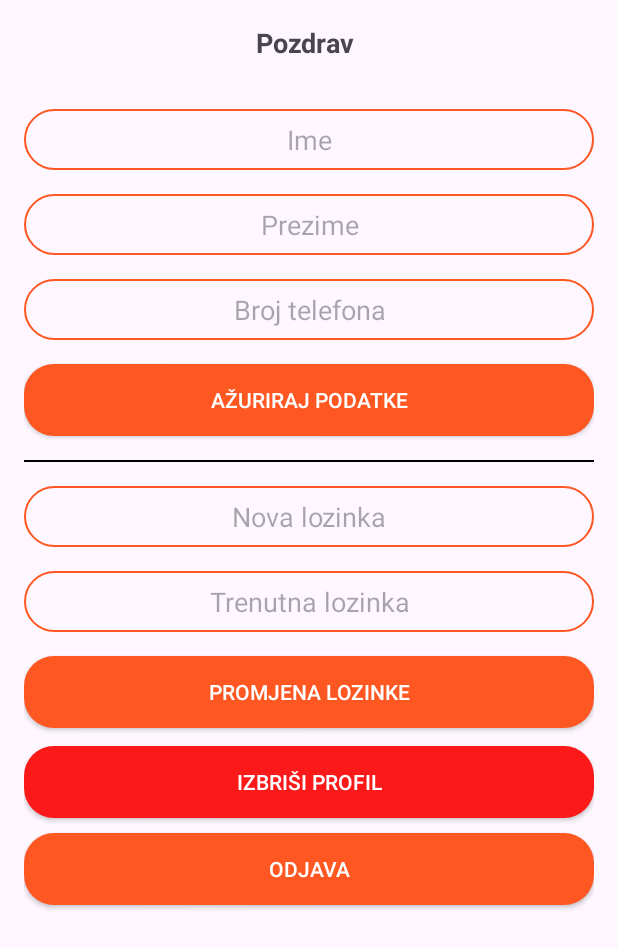
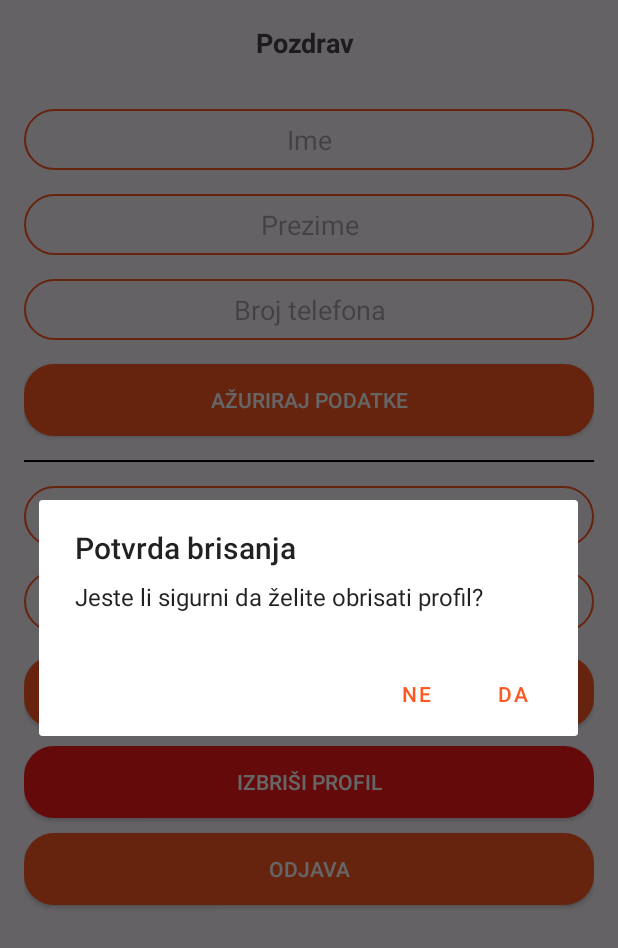
Before and after one commit to simunjelic/NRAMU_project, an Android app: the fragment ProfileFragment shown on its own in the app's theme, after a tap on "IZBRIŠI PROFIL", on a phone screen of 412 x 824 dp. Shown: the top 948 px of the screen. Run offline under Robolectric (Android 15) with nearby library versions, the phone set to English and light mode, and no system bars; our stand-ins replace Firebase (no records; nobody signed in at launch, a user with empty details on screens opened directly).

Commit message:
Add warning button before post deletion

```diff
--- a/app/src/main/java/ba/sum/fsre/nramu_project/fragment/ProfileFragment.java
+++ b/app/src/main/java/ba/sum/fsre/nramu_project/fragment/ProfileFragment.java
@@ -1,5 +1,7 @@
 package ba.sum.fsre.nramu_project.fragment;
 
+import android.app.AlertDialog;
+import android.content.DialogInterface;
 import android.content.Intent;
 import android.os.Bundle;
 
@@ -104,7 +106,24 @@ public class ProfileFragment extends Fragment {
         deleteUser.setOnClickListener(new View.OnClickListener() {
             @Override
             public void onClick(View v) {
-                deleteCurenUser();
+                AlertDialog.Builder builder = new AlertDialog.Builder(deleteUser.getContext());
+                builder.setTitle("Potvrda brisanja");
+                builder.setMessage("Jeste li sigurni da želite obrisati profil?");
+
+                builder.setPositiveButton("Da", new DialogInterface.OnClickListener() {
+                    public void onClick(DialogInterface dialog, int id) {
+                        deleteCurenUser();
+                        Toast.makeText(deleteUser.getContext(), "Profil uspješno obrisan!", Toast.LENGTH_SHORT).show();
+                    }
+                });
+                builder.setNegativeButton("Ne", new DialogInterface.OnClickListener() {
+                    public void onClick(DialogInterface dialog, int id) {
+                        dialog.dismiss();
+                    }
+                });
+
+                AlertDialog dialog = builder.create();
+                dialog.show();
             }
         });
 
@@ -144,12 +163,10 @@ public class ProfileFragment extends Fragment {
             @Override
             public void onComplete(@NonNull Task<Void> task) {
                 if(task.isSuccessful()){
-                    Toast.makeText(getContext(), "Izbrisan profil", Toast.LENGTH_SHORT).show();
                     FirebaseAuth.getInstance().signOut();
                     startActivity(new Intent(getActivity(), LoginActivity.class));
                 }else {
-                    Toast.makeText(getContext(), "Profil nije izbrisan", Toast.LENGTH_SHORT).show();
-
+                    Toast.makeText(getContext(), "Profil nije izbrisan.", Toast.LENGTH_SHORT).show();
                 }
             }
         });
```
